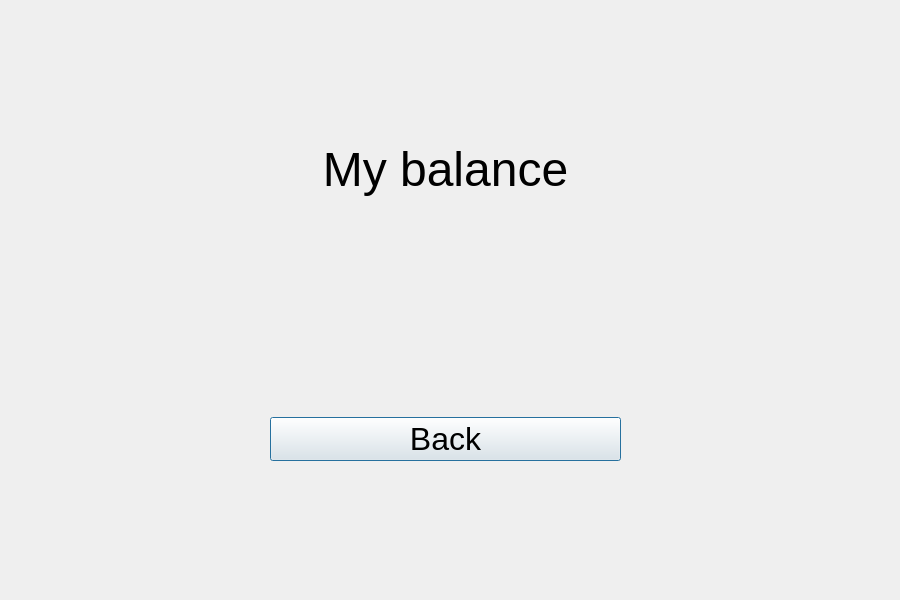
This is bank-automat/balance.ui in 25kmo-project/group_15 as Qt 5 draws it before an edit. The edited form follows.
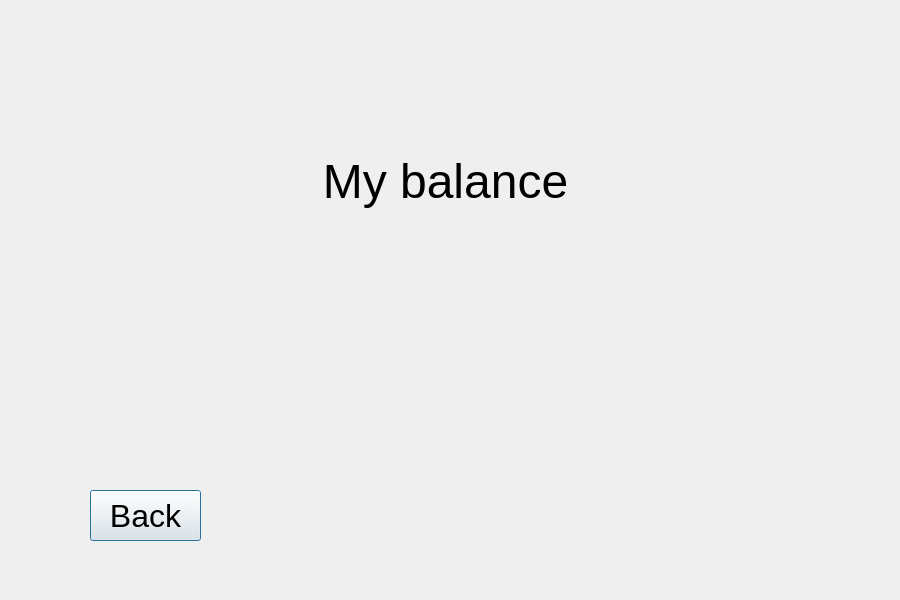
This is the edited form.

```diff
--- a/bank-automat/balance.ui
+++ b/bank-automat/balance.ui
@@ -13,7 +13,7 @@
   <property name="windowTitle">
    <string>Dialog</string>
   </property>
-  <widget class="QWidget" name="">
+  <widget class="QWidget" name="layoutWidget">
    <property name="geometry">
     <rect>
      <x>270</x>
@@ -39,19 +39,6 @@
       </property>
      </widget>
     </item>
-    <item row="3" column="0">
-     <widget class="QPushButton" name="btnBack">
-      <property name="font">
-       <font>
-        <family>Arial</family>
-        <pointsize>24</pointsize>
-       </font>
-      </property>
-      <property name="text">
-       <string>Back</string>
-      </property>
-     </widget>
-    </item>
     <item row="1" column="0">
      <widget class="QLabel" name="label">
       <property name="font">
@@ -73,6 +60,25 @@
     </item>
    </layout>
   </widget>
+  <widget class="QPushButton" name="btnBack">
+   <property name="geometry">
+    <rect>
+     <x>90</x>
+     <y>490</y>
+     <width>111</width>
+     <height>51</height>
+    </rect>
+   </property>
+   <property name="font">
+    <font>
+     <family>Arial</family>
+     <pointsize>24</pointsize>
+    </font>
+   </property>
+   <property name="text">
+    <string>Back</string>
+   </property>
+  </widget>
  </widget>
  <resources/>
  <connections/>
```
